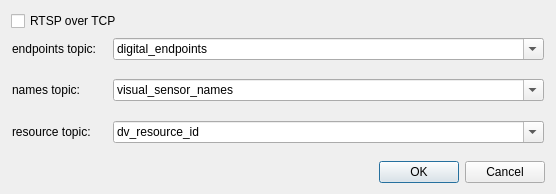
The window that iop_rqt_digital_resource_viewer_fkie/src/iop_rqt_digital_resource_viewer_fkie/iop_rqt_digital_resource_viewer_config.ui (fkie/iop_gui) describes before a commit, drawn with Qt 5.
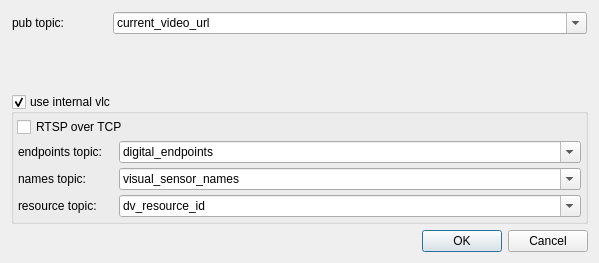
The same window after the commit.

Commit message: added topic to publish the current selected url

The edit to the form file:
```diff
--- a/iop_rqt_digital_resource_viewer_fkie/src/iop_rqt_digital_resource_viewer_fkie/iop_rqt_digital_resource_viewer_config.ui
+++ b/iop_rqt_digital_resource_viewer_fkie/src/iop_rqt_digital_resource_viewer_fkie/iop_rqt_digital_resource_viewer_config.ui
@@ -6,14 +6,78 @@
    <rect>
     <x>0</x>
     <y>0</y>
-    <width>556</width>
-    <height>194</height>
+    <width>599</width>
+    <height>263</height>
    </rect>
   </property>
   <property name="windowTitle">
    <string>Jaus Digital Resource Viewer Config</string>
   </property>
+  <layout class="QVBoxLayout" name="verticalLayout_2">
+   <item>
+    <widget class="QFrame" name="frame_7">
+     <layout class="QFormLayout" name="formLayout_5">
+      <property name="fieldGrowthPolicy">
+       <enum>QFormLayout::ExpandingFieldsGrow</enum>
+      </property>
+      <property name="margin">
+       <number>1</number>
+      </property>
+      <item row="0" column="0">
+       <widget class="QLabel" name="currentResourceLabel_2">
+        <property name="minimumSize">
+         <size>
+          <width>95</width>
+          <height>0</height>
+         </size>
+        </property>
+        <property name="text">
+         <string>pub topic: </string>
+        </property>
+       </widget>
+      </item>
+      <item row="0" column="1">
+       <widget class="QComboBox" name="comboBox_video_url_topic">
+        <property name="sizePolicy">
+         <sizepolicy hsizetype="MinimumExpanding" vsizetype="Fixed">
+          <horstretch>0</horstretch>
+          <verstretch>0</verstretch>
+         </sizepolicy>
+        </property>
+        <property name="editable">
+         <bool>true</bool>
+        </property>
+        <item>
+         <property name="text">
+          <string>current_video_url</string>
+         </property>
+        </item>
+       </widget>
+      </item>
+     </layout>
+    </widget>
+   </item>
+   <item>
+    <widget class="QGroupBox" name="groupBoxUseInternalVlc">
+     <property name="title">
+      <string>use internal vlc</string>
+     </property>
+     <property name="alignment">
+      <set>Qt::AlignLeading|Qt::AlignLeft|Qt::AlignTop</set>
+     </property>
+     <property name="flat">
+      <bool>false</bool>
+     </property>
+     <property name="checkable">
+      <bool>true</bool>
+     </property>
   <layout class="QVBoxLayout" name="verticalLayout">
+      <property name="spacing">
+       <number>3</number>
+      </property>
+      <property name="margin">
+       <number>3</number>
+      </property>
    <item>
     <widget class="QCheckBox" name="checkBoxRtspOverTcp">
      <property name="text">
@@ -145,6 +209,9 @@
           <string>dv_resource_id</string>
          </property>
         </item>
+          </widget>
+         </item>
+        </layout>
        </widget>
       </item>
      </layout>
```
Lines whose indentation alone changed are shown as unchanged. The commit also changes 2 other files.
